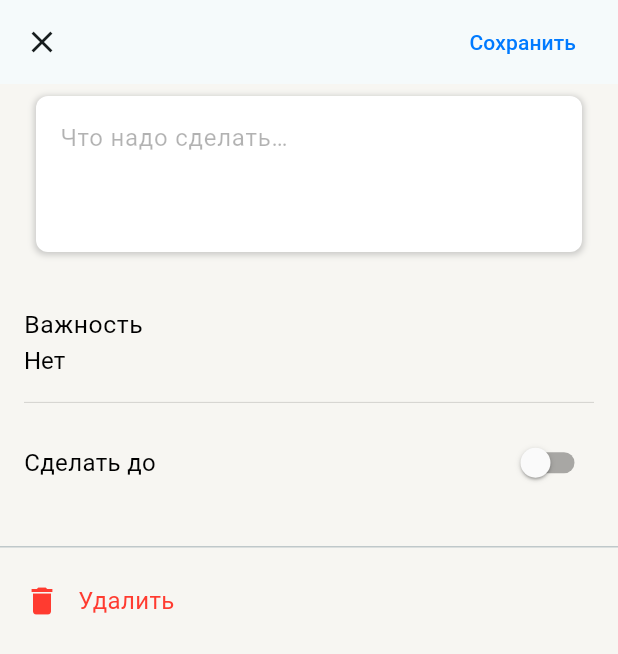
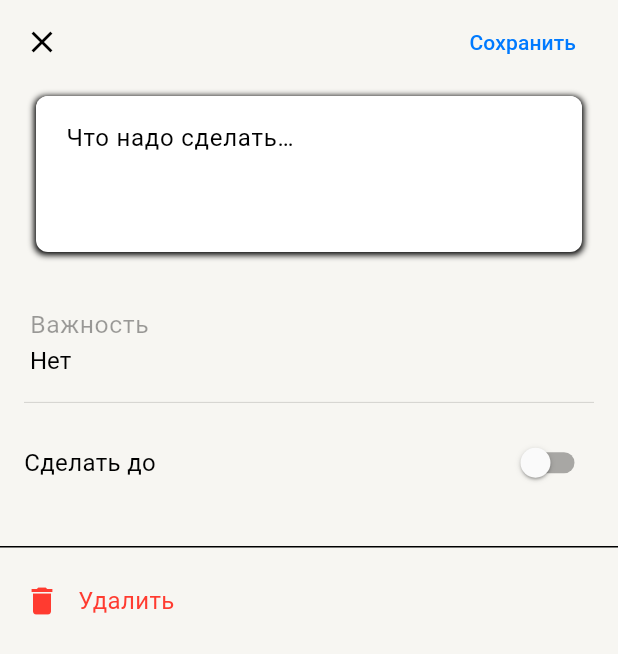
Before and after one commit to KuZa67877/yandex_todo_list, a Flutter app: the screen it shows after launch, after a tap on the "add" icon, on a phone screen of 412 x 824 dp. Shown: the top 654 px of the screen. Run offline on Flutter 3.47's test engine with Material 3 defaults, Android fonts, the phone set to English and light mode, and no system bars; our stand-ins replace connectivity_plus, dio, equatable, firebase_analytics, firebase_core, firebase_crashlytics and 6 more; accounts and stored records are empty; generated files the repository leaves out were written again; network calls fail.

Commit message:
add last homework

```diff
--- a/lib/core/data/di.dart
+++ b/lib/core/data/di.dart
@@ -1,6 +1,7 @@
 import 'package:get_it/get_it.dart';
 import 'package:shared_preferences/shared_preferences.dart';
 import 'package:flutter_dotenv/flutter_dotenv.dart';
+import 'package:yandex_to_do_app/core/utils/local_remote.dart';
 import '../domain/repository/task_repository.dart';
 import '../domain/repository/task_repository_impl.dart';
 import 'local/local_task_data_source_impl.dart';
@@ -11,7 +12,7 @@ class ServiceLocator {
 
   static Future<void> setup() async {
     await dotenv.load(fileName: ".env");
-
+    final localRemote = LocalRemote();
     final prefs = await SharedPreferences.getInstance();
     final localDataSource = LocalTaskDataSourceImpl(plugin: prefs);
 
@@ -24,6 +25,7 @@ class ServiceLocator {
       localDataSource: localDataSource,
       remoteDataSource: remoteDataSource,
     );
+    getIt.registerSingleton<LocalRemote>(localRemote);
 
     getIt.registerSingleton<TaskRepository>(repository);
   }
--- a/lib/core/resourses/colors.dart
+++ b/lib/core/resourses/colors.dart
@@ -16,6 +16,7 @@ class AppColors {
   static const darkColorGray = Color(0xFF8E8E93);
   static const darkColorGrayLight = Color(0xFF48484A);
   static const darkColorWhite = Color(0xFFFFFFFF);
+  static const purple = Color(0x793CD8);
 
   static const darkBackPrimary = Color(0xFF161618);
   static const darkBackSecondary = Color(0xFF252528);
--- a/lib/core/theme/dark_theme.dart
+++ b/lib/core/theme/dark_theme.dart
@@ -1,15 +1,33 @@
 import 'package:flutter/material.dart';
+
+import '../resourses/colors.dart';
 
 ThemeData darkTheme() {
   return ThemeData(
-      primaryColor: const Color(0xff252528),
-      colorScheme: ColorScheme.fromSeed(
-        seedColor: Colors.white,
-        brightness: Brightness.dark,
-        surface: const Color(0xff252528),
+    brightness: Brightness.dark,
+    primaryColor: AppColors.darkBackPrimary,
+    scaffoldBackgroundColor: AppColors.darkBackSecondary,
+    appBarTheme: AppBarTheme(
+      backgroundColor: AppColors.darkBackSecondary,
+      foregroundColor: AppColors.darkLabelPrimary,
+    ),
+    colorScheme: const ColorScheme.dark(
+      primary: AppColors.darkLabelPrimary,
+      secondary: AppColors.darkLabelSecondary,
+      onPrimary: AppColors.darkLabelTertiary,
+      onSecondary: AppColors.darkLabelDisable,
+      error: AppColors.darkColorRed,
+      background: AppColors.darkBackPrimary,
+      surface: AppColors.darkBackSecondary,
+    ),
+    inputDecorationTheme: InputDecorationTheme(
+      fillColor: AppColors.darkBackSecondary,
+      filled: true,
+      hintStyle: TextStyle(color: AppColors.darkLabelTertiary),
+      border: OutlineInputBorder(
+        borderSide: BorderSide(color: AppColors.darkSupportSeparator),
+        borderRadius: BorderRadius.circular(8.0),
       ),
-      cardColor: const Color(0xff252528),
-      scaffoldBackgroundColor: const Color(0xFF161618),
-      floatingActionButtonTheme: const FloatingActionButtonThemeData(
-          backgroundColor: Color(0xFF0484ff), foregroundColor: Colors.white));
+    ),
+  );
 }
--- a/lib/core/theme/light_theme.dart
+++ b/lib/core/theme/light_theme.dart
@@ -1,17 +1,32 @@
 import 'package:flutter/material.dart';
+import '../resourses/colors.dart';
 
 ThemeData lightTheme() {
   return ThemeData(
-    primaryColor: Colors.white,
-    colorScheme: ColorScheme.fromSeed(
-      seedColor: Colors.white,
-      brightness: Brightness.light,
-      primary: const Color(0xFF007aff),
-      onPrimary: Colors.white,
+    brightness: Brightness.light,
+    primaryColor: AppColors.lightBackPrimary,
+    scaffoldBackgroundColor: AppColors.lightBackSecondary,
+    appBarTheme: AppBarTheme(
+      backgroundColor: AppColors.lightBackSecondary,
+      foregroundColor: AppColors.lightLabelPrimary,
     ),
-    cardColor: Colors.white,
-    scaffoldBackgroundColor: const Color(0xFFF7f6f2),
-    floatingActionButtonTheme: const FloatingActionButtonThemeData(
-        backgroundColor: Color(0xFF007aff), foregroundColor: Colors.white),
+    colorScheme: const ColorScheme.light(
+      primary: AppColors.lightLabelPrimary,
+      secondary: AppColors.lightLabelSecondary,
+      onPrimary: AppColors.lightLabelTertiary,
+      onSecondary: AppColors.lightLabelDisable,
+      error: AppColors.lightColorRed,
+      background: AppColors.lightBackPrimary,
+      surface: AppColors.lightBackSecondary,
+    ),
+    inputDecorationTheme: InputDecorationTheme(
+      fillColor: AppColors.lightBackSecondary,
+      filled: true,
+      hintStyle: TextStyle(color: AppColors.lightLabelTertiary),
+      border: OutlineInputBorder(
+        borderSide: BorderSide(color: AppColors.lightSupportSeparator),
+        borderRadius: BorderRadius.circular(8.0),
+      ),
+    ),
   );
 }
--- /dev/null
+++ b/lib/core/utils/local_remote.dart
@@ -0,0 +1,21 @@
+import 'package:firebase_remote_config/firebase_remote_config.dart';
+
+class LocalRemote {
+  final remoteConfig = FirebaseRemoteConfig.instance;
+
+  LocalRemote() {
+    _init();
+  }
+  void _init() async {
+    await remoteConfig.setConfigSettings(RemoteConfigSettings(
+      fetchTimeout: const Duration(minutes: 1),
+      minimumFetchInterval: const Duration(hours: 1),
+    ));
+    remoteConfig.fetch();
+    remoteConfig.activate();
+  }
+
+  bool getTaskColour() {
+    return remoteConfig.getBool('task_colour');
+  }
+}
--- a/lib/features/change_task/presentation/screens/change_task_screen.dart
+++ b/lib/features/change_task/presentation/screens/change_task_screen.dart
@@ -1,3 +1,4 @@
+import 'package:firebase_analytics/firebase_analytics.dart';
 import 'package:flutter/material.dart';
 import 'package:flutter_bloc/flutter_bloc.dart';
 import 'package:uuid/uuid.dart';
@@ -51,8 +52,9 @@ class _ChangeTaskScreenState extends State<ChangeTaskScreen> {
       child: BlocBuilder<ChangeTaskBloc, ChangeTaskState>(
         builder: (context, state) {
           return Scaffold(
-            backgroundColor: AppColors.lightBackPrimary,
+            backgroundColor: Theme.of(context).primaryColor,
             appBar: AppBar(
+              backgroundColor: Theme.of(context).primaryColor,
               leading: IconButton(
                 onPressed: () {
                   logger.d('Back to main Screen');
@@ -120,7 +122,7 @@ class _ChangeTaskScreenState extends State<ChangeTaskScreen> {
     );
   }
 
-  void saveTask(BuildContext context, ChangeTaskState state) {
+  void saveTask(BuildContext context, ChangeTaskState state) async {
     final task = Task(
       id: widget.task?.id ?? const Uuid().v4(),
       taskInfo: _taskController.text,
@@ -130,20 +132,29 @@ class _ChangeTaskScreenState extends State<ChangeTaskScreen> {
     );
     if (widget.task == null) {
       context.read<TaskListBloc>().add(AddTaskEvent(task: task));
+
+      await FirebaseAnalytics.instance.logEvent(name: "taks_added");
     } else {
       context
           .read<TaskListBloc>()
           .add(ChangeTaskStatusEvent(task: task, isDone: task.done));
+
+      await FirebaseAnalytics.instance.logEvent(name: "tak_changed");
     }
     Navigator.pop(context);
     logger.d('Current task: ${task.taskInfo}');
+
+    await FirebaseAnalytics.instance.logEvent(name: "back_to_main_screen");
   }
 
-  void deleteTask() {
+  void deleteTask() async {
     if (widget.task != null) {
       context.read<TaskListBloc>().add(DeleteTaskEvent(task: widget.task!));
+
+      await FirebaseAnalytics.instance.logEvent(name: "taks_deleted");
     }
 
     Navigator.pop(context);
+    await FirebaseAnalytics.instance.logEvent(name: "back_to_main_screen");
   }
 }
--- a/lib/features/change_task/presentation/widgets/add_deadline_task.dart
+++ b/lib/features/change_task/presentation/widgets/add_deadline_task.dart
@@ -1,8 +1,6 @@
 import 'package:flutter/material.dart';
 import 'package:flutter_bloc/flutter_bloc.dart';
 import 'package:intl/intl.dart';
-
-import '../../../../core/resourses/colors.dart';
 import '../../bloc/change_task_bloc.dart';
 
 import 'package:flutter_gen/gen_l10n/app_localizations.dart';
@@ -36,7 +34,12 @@ class _AddDeadlineWidgetState extends State<AddDeadlineWidget> {
       lastDate: DateTime(2077),
       builder: (context, child) {
         return Theme(
-          data: ThemeData(useMaterial3: false),
+          data: ThemeData(
+            useMaterial3: false,
+            dialogBackgroundColor: Theme.of(context).scaffoldBackgroundColor,
+            // colorScheme: ColorScheme(
+            //     onSurface: Theme.of(context).colorScheme.primary)
+          ),
           child: child!,
         );
       },
@@ -76,8 +79,8 @@ class _AddDeadlineWidgetState extends State<AddDeadlineWidget> {
               children: [
                 Text(
                   AppLocalizations.of(context).taskDeadline,
-                  style: const TextStyle(
-                      color: AppColors.lightLabelPrimary,
+                  style: TextStyle(
+                      //color: Theme.of(context).scaffoldBackgroundColor,
                       fontSize: 16,
                       fontWeight: FontWeight.w400),
                 ),
@@ -86,7 +89,7 @@ class _AddDeadlineWidgetState extends State<AddDeadlineWidget> {
                   Text(
                     FormatDate.toDmmmmyyyy(selectedDate!),
                     style: const TextStyle(
-                      color: AppColors.lightColorBlue,
+                      //color: AppColors.lightColorBlue,
                       fontSize: 14,
                       fontWeight: FontWeight.w400,
                     ),
@@ -97,7 +100,7 @@ class _AddDeadlineWidgetState extends State<AddDeadlineWidget> {
                   Text(
                     FormatDate.toDmmmmyyyy(widget.initialDate!),
                     style: const TextStyle(
-                      color: AppColors.lightColorBlue,
+                      //color: AppColors.lightColorBlue,
                       fontSize: 14,
                       fontWeight: FontWeight.w400,
                     ),
--- a/lib/features/change_task/presentation/widgets/task_priority_drop_menu.dart
+++ b/lib/features/change_task/presentation/widgets/task_priority_drop_menu.dart
@@ -17,7 +17,9 @@ class TaskPriorityDropDownMenu extends StatelessWidget {
     return Padding(
       padding: const EdgeInsets.all(16),
       child: ButtonTheme(
+        buttonColor: Theme.of(context).primaryColor,
         child: DropdownButtonFormField(
+          dropdownColor: Theme.of(context).scaffoldBackgroundColor,
           value: taskMode,
           onChanged: (newPriority) {
             if (newPriority != taskMode) {
@@ -28,10 +30,11 @@ class TaskPriorityDropDownMenu extends StatelessWidget {
           },
           style: const TextStyle(
             fontSize: 16,
-            color: AppColors.lightLabelTertiary,
+            // color: AppColors.lightLabelTertiary,
           ),
           decoration: InputDecoration(
             enabled: false,
+            fillColor: Theme.of(context).primaryColor,
             disabledBorder: const UnderlineInputBorder(
               borderSide: BorderSide(
                 color: AppColors.lightSupportSeparator,
@@ -43,7 +46,7 @@ class TaskPriorityDropDownMenu extends StatelessWidget {
             labelText: AppLocalizations.of(context).taskImportance,
             labelStyle: const TextStyle(
               fontSize: 22.0,
-              color: AppColors.lightLabelPrimary,
+              //  color: AppColors.lightLabelPrimary,
             ),
           ),
           iconSize: 0,
@@ -51,7 +54,7 @@ class TaskPriorityDropDownMenu extends StatelessWidget {
             AppLocalizations.of(context).taskImportanceBasic,
             style: const TextStyle(
               fontSize: 16,
-              color: AppColors.lightLabelTertiary,
+              //  color: AppColors.lightLabelTertiary,
             ),
           ),
           items: <DropdownMenuItem>[
@@ -59,9 +62,9 @@ class TaskPriorityDropDownMenu extends StatelessWidget {
               value: TaskStatusMode.basic,
               child: Text(
                 AppLocalizations.of(context).taskImportanceBasic,
-                style: const TextStyle(
+                style: TextStyle(
                   fontSize: 16,
-                  color: AppColors.lightLabelPrimary,
+                  color: Theme.of(context).colorScheme.primary,
                 ),
               ),
             ),
@@ -69,9 +72,9 @@ class TaskPriorityDropDownMenu extends StatelessWidget {
               value: TaskStatusMode.low,
               child: Text(
                 AppLocalizations.of(context).taskImportanceLow,
-                style: const TextStyle(
+                style: TextStyle(
                   fontSize: 16,
-                  color: AppColors.lightLabelPrimary,
+                  color: Theme.of(context).colorScheme.onPrimary,
                 ),
               ),
             ),
--- a/lib/features/change_task/presentation/widgets/task_textfield.dart
+++ b/lib/features/change_task/presentation/widgets/task_textfield.dart
@@ -1,7 +1,4 @@
 import 'package:flutter/material.dart';
-
-import '../../../../core/resourses/colors.dart';
-
 import 'package:flutter_gen/gen_l10n/app_localizations.dart';
 
 class TaskTextField extends StatefulWidget {
@@ -15,6 +12,10 @@ class TaskTextField extends StatefulWidget {
 class _TaskTextFieldState extends State<TaskTextField> {
   @override
   Widget build(BuildContext context) {
+    // Получаем цвет из темы
+    final inputBackgroundColor =
+        Theme.of(context).inputDecorationTheme.fillColor;
+
     return Padding(
       padding: const EdgeInsets.symmetric(horizontal: 16),
       child: Container(
@@ -22,14 +23,13 @@ class _TaskTextFieldState extends State<TaskTextField> {
           minHeight: 104,
         ),
         decoration: BoxDecoration(
+          color: inputBackgroundColor, // Используем цвет фона из темы
           borderRadius: BorderRadius.circular(8),
-          color: Colors.white,
-          boxShadow: [
+          boxShadow: const [
             BoxShadow(
-              color: Colors.grey.withOpacity(0.5),
               spreadRadius: 1,
               blurRadius: 3,
-              offset: const Offset(0, 1),
+              offset: Offset(0, 1),
             ),
           ],
         ),
@@ -40,12 +40,16 @@ class _TaskTextFieldState extends State<TaskTextField> {
           minLines: 1,
           decoration: InputDecoration(
             contentPadding: const EdgeInsets.all(16),
-            border: InputBorder.none,
             hintText: AppLocalizations.of(context).taskTextHint,
             hintStyle: const TextStyle(
               fontSize: 16,
               fontWeight: FontWeight.w400,
-              color: AppColors.lightLabelTertiary,
+            ),
+            filled: true,
+            fillColor: inputBackgroundColor, // Используем тот же цвет фона
+            border: OutlineInputBorder(
+              borderRadius: BorderRadius.circular(8.0),
+              borderSide: BorderSide.none, // Убираем рамку
             ),
           ),
         ),
--- a/lib/features/home/presentation/screens/home.dart
+++ b/lib/features/home/presentation/screens/home.dart
@@ -1,3 +1,4 @@
+import 'package:firebase_analytics/firebase_analytics.dart';
 import 'package:flutter/material.dart';
 import 'package:flutter_bloc/flutter_bloc.dart';
 import '../../../../core/resourses/colors.dart';
@@ -19,7 +20,7 @@ class ToDoMainScreen extends StatelessWidget {
     return BlocBuilder<TaskListBloc, TaskListState>(
       builder: (BuildContext context, state) {
         return Scaffold(
-          backgroundColor: AppColors.lightBackPrimary,
+          backgroundColor: Theme.of(context).primaryColor,
           body: CustomScrollView(
             slivers: [
               const MyAppBar(),
@@ -30,7 +31,9 @@ class ToDoMainScreen extends StatelessWidget {
           ),
           floatingActionButton: FloatingActionButton(
             key: const ValueKey('add_task_button'),
-            onPressed: () {
+            onPressed: () async {
+              await FirebaseAnalytics.instance
+                  .logEvent(name: "navigating_to_edit_task_screen");
               routerDelegate.addTask();
             },
             backgroundColor: AppColors.lightColorBlue,
--- a/lib/features/home/presentation/widgets/add_task_batton.dart
+++ b/lib/features/home/presentation/widgets/add_task_batton.dart
@@ -1,8 +1,6 @@
 import 'package:flutter/material.dart';
 
 import 'package:flutter_gen/gen_l10n/app_localizations.dart';
-
-import '../../../../core/resourses/colors.dart';
 import '../../../../core/utils/logger.dart';
 import '../../../../routes/router_delegate.dart';
 
@@ -16,16 +14,17 @@ class AddNewTaskItemWidget extends StatelessWidget {
 
     return SliverToBoxAdapter(
       child: Padding(
-        padding: const EdgeInsets.symmetric(horizontal: 8),
+        padding: const EdgeInsets.symmetric(horizontal: 8, vertical: 4),
         child: InkWell(
           onTap: () async {
             logger.d('Navigating to edit task screen ');
             routerDelegate.addTask();
+            //throw Exception();
           },
           child: Container(
             decoration: BoxDecoration(
               borderRadius: BorderRadius.circular(8),
-              color: Colors.white,
+              color: Theme.of(context).scaffoldBackgroundColor,
             ),
             child: ListTile(
               title: Padding(
@@ -35,7 +34,7 @@ class AddNewTaskItemWidget extends StatelessWidget {
                   style: const TextStyle(
                     fontSize: 16,
                     fontWeight: FontWeight.w400,
-                    color: AppColors.lightLabelTertiary,
+                    //color: AppColors.lightLabelTertiary,
                   ),
                 ),
               ),
--- a/lib/features/home/presentation/widgets/app_bar_widget.dart
+++ b/lib/features/home/presentation/widgets/app_bar_widget.dart
@@ -1,8 +1,6 @@
 import 'package:flutter/material.dart';
 
 import 'package:flutter_gen/gen_l10n/app_localizations.dart';
-
-import '../../../../core/resourses/colors.dart';
 
 class MyAppBar extends StatelessWidget {
   const MyAppBar({super.key});
@@ -13,7 +11,7 @@ class MyAppBar extends StatelessWidget {
       floating: true,
       pinned: true,
       snap: false,
-      backgroundColor: AppColors.lightBackPrimary,
+      backgroundColor: Theme.of(context).primaryColor,
       expandedHeight: 150.0,
       flexibleSpace: FlexibleSpaceBar(
         title: Text(
--- a/lib/features/home/presentation/widgets/count_of_completed_tasks_widget.dart
+++ b/lib/features/home/presentation/widgets/count_of_completed_tasks_widget.dart
@@ -20,10 +20,9 @@ class CountOfCompetedTasksWidget extends StatelessWidget {
               children: [
                 Text(
                   AppLocalizations.of(context).tasksDone(state.doneTasksCount),
-                  style: const TextStyle(
+                  style: TextStyle(
                     fontSize: 16,
                     fontWeight: FontWeight.w400,
-                    color: AppColors.lightLabelTertiary,
                   ),
                 ),
                 IconButton(
--- a/lib/main.dart
+++ b/lib/main.dart
@@ -1,12 +1,20 @@
+import 'dart:ui';
+
+import 'package:firebase_core/firebase_core.dart';
+import 'package:firebase_crashlytics/firebase_crashlytics.dart';
+import 'package:firebase_analytics/firebase_analytics.dart';
 import 'package:flutter/material.dart';
+import 'package:flutter/services.dart';
 import 'package:flutter_bloc/flutter_bloc.dart';
 import 'package:intl/date_symbol_data_local.dart';
 import 'package:flutter_localizations/flutter_localizations.dart';
 import 'package:flutter_gen/gen_l10n/app_localizations.dart';
 import 'package:yandex_to_do_app/core/theme/dark_theme.dart';
 import 'package:yandex_to_do_app/core/theme/light_theme.dart';
+import 'package:yandex_to_do_app/core/utils/logger.dart';
 import 'core/data/di.dart';
 import 'core/domain/repository/task_repository.dart';
+import 'firebase_options.dart';
 import 'l10n/l10n.dart';
 import 'routes/route_information_parser.dart';
 import 'routes/router_delegate.dart';
@@ -14,12 +22,31 @@ import 'features/home/bloc/task_list_bloc.dart';
 
 void main() async {
   WidgetsFlutterBinding.ensureInitialized();
+  final app = await Firebase.initializeApp(
+    options: DefaultFirebaseOptions.currentPlatform,
+  );
+  FlutterError.onError = (errorDetails) {
+    FirebaseCrashlytics.instance.recordFlutterFatalError(errorDetails);
+  };
+
+  PlatformDispatcher.instance.onError = (error, stack) {
+    FirebaseCrashlytics.instance.recordError(error, stack, fatal: true);
+    return true;
+  };
+  logger.d(app.options.projectId);
+
   await initializeDateFormatting('ru', null);
 
-  // Настройка зависимостей
   await ServiceLocator.setup();
 
-  runApp(const MyApp());
+  SystemChrome.setPreferredOrientations([
+    DeviceOrientation.portraitUp,
+    DeviceOrientation.portraitDown,
+    DeviceOrientation.landscapeLeft,
+    DeviceOrientation.landscapeRight,
+  ]).then((_) {
+    runApp(const MyApp());
+  });
 }
 
 class MyApp extends StatelessWidget {
@@ -32,6 +59,7 @@ class MyApp extends StatelessWidget {
     final ToDoRouterDelegate routerDelegate = ToDoRouterDelegate();
     final ToDoRouteInformationParser routeInformationParser =
         ToDoRouteInformationParser();
+    final FirebaseAnalytics analytics = FirebaseAnalytics.instance;
 
     return BlocProvider(
       create: (context) =>
--- a/pubspec.yaml
+++ b/pubspec.yaml
@@ -28,6 +28,11 @@ dependencies:
   get_it: ^7.7.0
   connectivity_plus: ^6.0.3
   bloc_test: ^9.1.7
+  firebase_core: ^3.2.0
+  firebase_crashlytics: ^4.0.3
+  firebase_analytics: ^11.2.0
+  firebase_remote_config: ^5.0.3
+  freezed_annotation: ^2.4.4
 
 dev_dependencies:
   flutter_test:
@@ -36,6 +41,7 @@ dev_dependencies:
   build_runner: ^2.4.11
   integration_test:
     sdk: flutter
+  freezed: ^2.5.2
 
 flutter:
   uses-material-design: true
```
Also changed, not shown: lib/features/home/presentation/widgets/task_item_widget.dart (+26 -17 lines), firebase.json (added), lib/firebase_options.dart (added), pubspec.lock, 6 other files.
